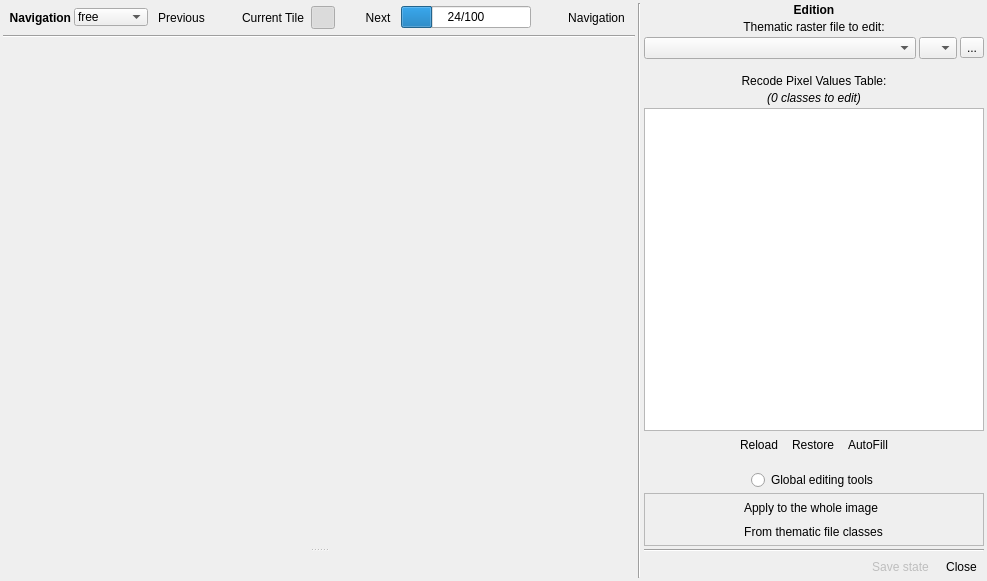
SMByC/ThRasE, file ui/main_dialog.ui: the form before one commit.
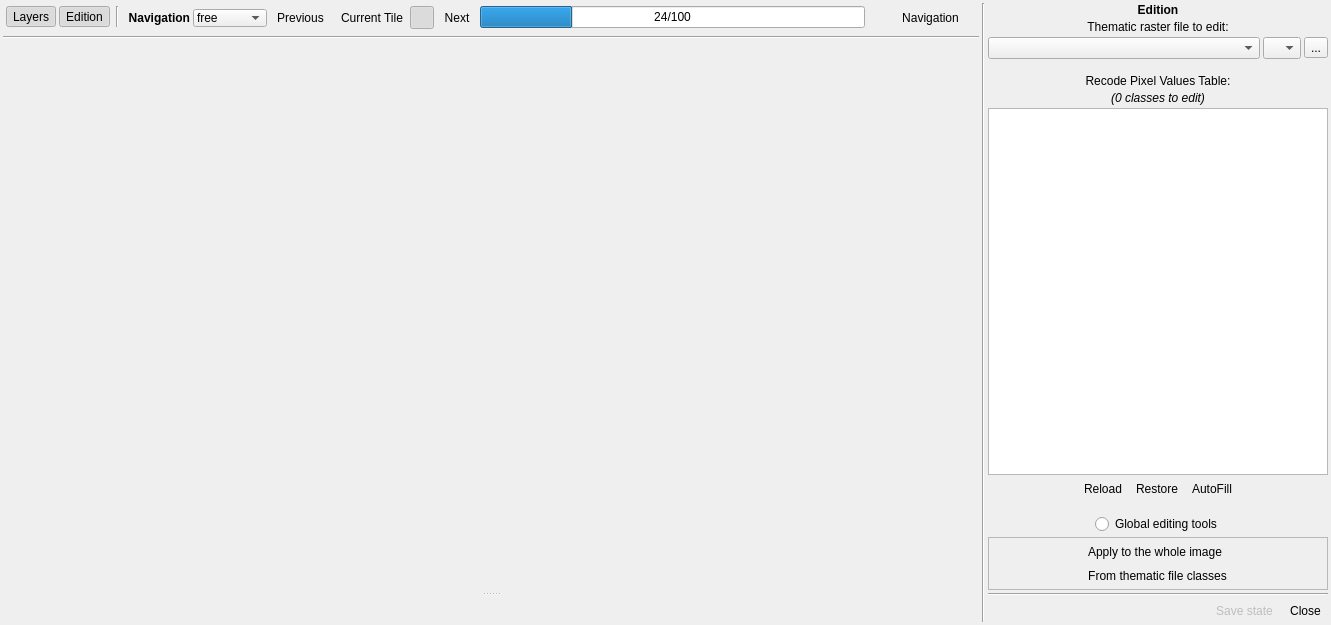
The form after the commit. Icons and pictures are not drawn. Custom widgets are drawn as their Qt base class.

Commit message: Refactoring the UI setting up the active layers and edition tools configuration buttons in the main dialog

Diff of the .ui file:
```diff
--- a/ui/main_dialog.ui
+++ b/ui/main_dialog.ui
@@ -6,8 +6,8 @@
    <rect>
     <x>0</x>
     <y>0</y>
-    <width>987</width>
-    <height>581</height>
+    <width>1331</width>
+    <height>625</height>
    </rect>
   </property>
   <property name="windowTitle">
@@ -770,12 +770,6 @@
       </item>
       <item row="0" column="0">
        <widget class="QWidget" name="NavigationBlock" native="true">
-        <property name="sizePolicy">
-         <sizepolicy hsizetype="Preferred" vsizetype="Maximum">
-          <horstretch>0</horstretch>
-          <verstretch>0</verstretch>
-         </sizepolicy>
-        </property>
         <layout class="QHBoxLayout" name="horizontalLayout_2">
          <property name="spacing">
           <number>3</number>
@@ -790,20 +784,17 @@
           <number>3</number>
          </property>
          <property name="rightMargin">
-          <number>3</number>
+          <number>10</number>
          </property>
          <property name="bottomMargin">
           <number>3</number>
          </property>
          <item>
-          <widget class="QWidget" name="widget_2" native="true">
-           <layout class="QHBoxLayout" name="horizontalLayout_5">
+          <widget class="QWidget" name="header" native="true">
+           <layout class="QHBoxLayout" name="horizontalLayout_13">
             <property name="spacing">
              <number>3</number>
             </property>
-            <property name="sizeConstraint">
-             <enum>QLayout::SetMaximumSize</enum>
-            </property>
             <property name="leftMargin">
              <number>0</number>
             </property>
@@ -811,11 +802,72 @@
              <number>0</number>
             </property>
             <property name="rightMargin">
-             <number>0</number>
+             <number>3</number>
             </property>
             <property name="bottomMargin">
-             <number>0</number>
+             <number>3</number>
             </property>
+            <item>
+             <widget class="QToolButton" name="QPBtn_ConfActiveLayers">
+              <property name="enabled">
+               <bool>true</bool>
+              </property>
+              <property name="cursor">
+               <cursorShape>PointingHandCursor</cursorShape>
+              </property>
+              <property name="toolTip">
+               <string>Show/hide the active layers config</string>
+              </property>
+              <property name="text">
+               <string>Layers</string>
+              </property>
+              <property name="icon">
+               <iconset>
+                <normaloff>:/plugins/thrase/icons/active_layers_tool.svg</normaloff>:/plugins/thrase/icons/active_layers_tool.svg</iconset>
+              </property>
+              <property name="checkable">
+               <bool>true</bool>
+              </property>
+              <property name="checked">
+               <bool>true</bool>
+              </property>
+              <property name="toolButtonStyle">
+               <enum>Qt::ToolButtonTextBesideIcon</enum>
+              </property>
+              <property name="autoRaise">
+               <bool>false</bool>
+              </property>
+             </widget>
+            </item>
+            <item>
+             <widget class="QToolButton" name="QPBtn_EditionTools">
+              <property name="cursor">
+               <cursorShape>PointingHandCursor</cursorShape>
+              </property>
+              <property name="toolTip">
+               <string>Show/hide the edition tools</string>
+              </property>
+              <property name="text">
+               <string>Edition</string>
+              </property>
+              <property name="icon">
+               <iconset>
+                <normaloff>:/plugins/thrase/icons/edit_tool.svg</normaloff>:/plugins/thrase/icons/edit_tool.svg</iconset>
+              </property>
+              <property name="checkable">
+               <bool>true</bool>
+              </property>
+              <property name="checked">
+               <bool>true</bool>
+              </property>
+              <property name="toolButtonStyle">
+               <enum>Qt::ToolButtonTextBesideIcon</enum>
+              </property>
+              <property name="autoRaise">
+               <bool>false</bool>
+              </property>
+             </widget>
+            </item>
             <item>
              <spacer name="horizontalSpacer_14">
               <property name="orientation">
@@ -833,6 +885,32 @@
              </spacer>
             </item>
             <item>
+             <widget class="Line" name="line_4">
+              <property name="orientation">
+               <enum>Qt::Vertical</enum>
+              </property>
+             </widget>
+            </item>
+           </layout>
+          </widget>
+         </item>
+         <item>
+          <spacer name="horizontalSpacer_13">
+           <property name="orientation">
+            <enum>Qt::Horizontal</enum>
+           </property>
+           <property name="sizeType">
+            <enum>QSizePolicy::Fixed</enum>
+           </property>
+           <property name="sizeHint" stdset="0">
+            <size>
+             <width>3</width>
+             <height>20</height>
+            </size>
+           </property>
+          </spacer>
+         </item>
+         <item>
              <widget class="QLabel" name="label_2">
               <property name="sizePolicy">
                <sizepolicy hsizetype="Maximum" vsizetype="Preferred">
@@ -890,8 +968,8 @@
             <item>
              <widget class="QWidget" name="NavigationBlockWidget" native="true">
               <property name="sizePolicy">
-               <sizepolicy hsizetype="Preferred" vsizetype="Maximum">
-                <horstretch>0</horstretch>
+            <sizepolicy hsizetype="Expanding" vsizetype="Maximum">
+             <horstretch>2</horstretch>
                 <verstretch>0</verstretch>
                </sizepolicy>
               </property>
@@ -988,19 +1066,6 @@
                         <property name="bottomMargin">
                          <number>0</number>
                         </property>
-                        <item>
-                         <spacer name="horizontalSpacer_8">
-                          <property name="orientation">
-                           <enum>Qt::Horizontal</enum>
-                          </property>
-                          <property name="sizeHint" stdset="0">
-                           <size>
-                            <width>20</width>
-                            <height>20</height>
-                           </size>
-                          </property>
-                         </spacer>
-                        </item>
                         <item>
                          <widget class="QToolButton" name="currentTile">
                           <property name="cursor">
@@ -1053,19 +1118,6 @@
                           </property>
                          </widget>
                         </item>
-                        <item>
-                         <spacer name="horizontalSpacer_9">
-                          <property name="orientation">
-                           <enum>Qt::Horizontal</enum>
-                          </property>
-                          <property name="sizeHint" stdset="0">
-                           <size>
-                            <width>20</width>
-                            <height>20</height>
-                           </size>
-                          </property>
-                         </spacer>
-                        </item>
                        </layout>
                       </widget>
                      </item>
@@ -1160,7 +1212,14 @@
               </layout>
              </widget>
             </item>
-           </layout>
+         <item>
+          <widget class="QWidget" name="widget_2" native="true">
+           <property name="sizePolicy">
+            <sizepolicy hsizetype="Expanding" vsizetype="Preferred">
+             <horstretch>0</horstretch>
+             <verstretch>0</verstretch>
+            </sizepolicy>
+           </property>
           </widget>
          </item>
         </layout>
```
Left out of the diff: 12 changed lines with no effect on the pictures. Lines whose indentation alone changed are shown as unchanged. The commit also changes 4 other files.
